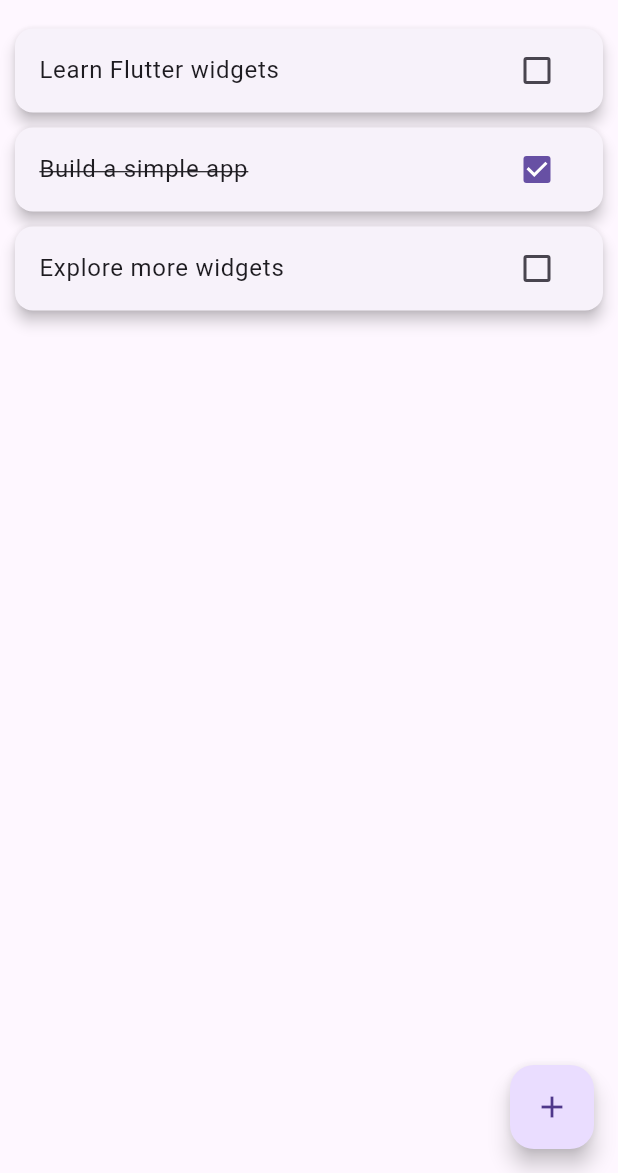
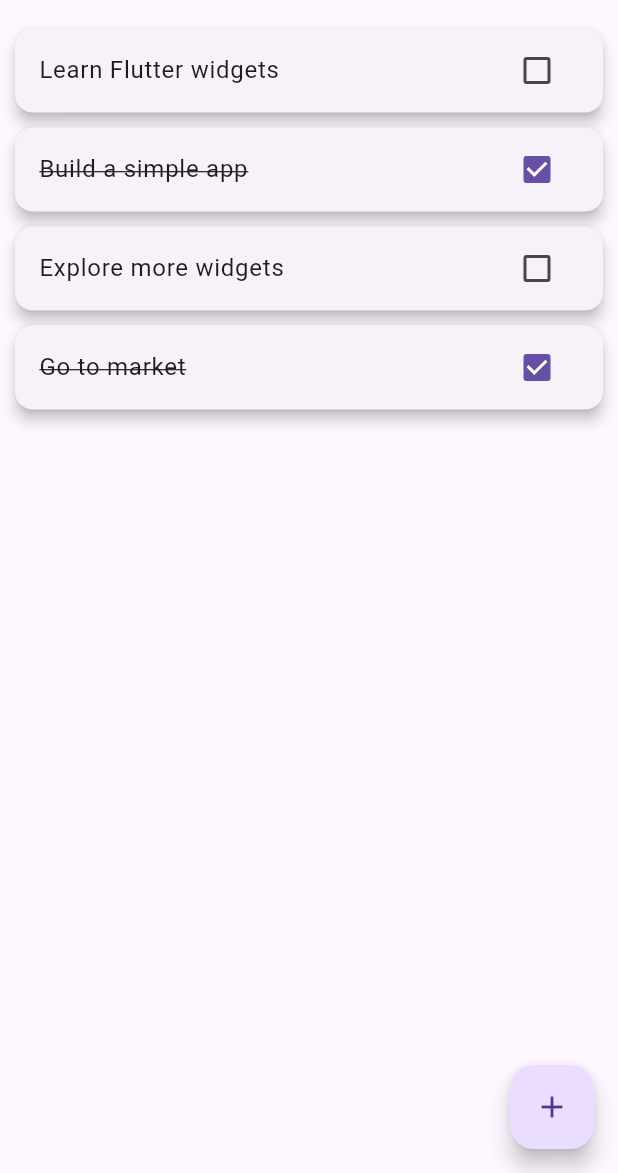
Before and after one commit to amatika/flutter_to_do_app, a Flutter app: the screen it shows after launch, on a phone screen of 412 x 824 dp, the part 63-1236 px from its top. Run offline on Flutter 3.47's test engine with Material 3 defaults, Android fonts, the phone set to English and light mode, and no system bars.

Commit message:
added edittingad deleting functionality

```diff
--- a/lib/main.dart
+++ b/lib/main.dart
@@ -14,6 +14,7 @@ class ToDoApp extends StatelessWidget {
       theme: ThemeData(
         primarySwatch: Colors.blue,
       ),
+      debugShowCheckedModeBanner: false,
       home: const ToDoListScreen(),
     );
   }
@@ -32,6 +33,7 @@ class _ToDoListScreenState extends State<ToDoListScreen> {
     {'task': 'Learn Flutter widgets', 'isCompleted': false},
     {'task': 'Build a simple app', 'isCompleted': true},
     {'task': 'Explore more widgets', 'isCompleted': false},
+    {'task': 'Go to market', 'isCompleted': true},
   ];
 
   void _addTask() {
@@ -46,19 +48,77 @@ class _ToDoListScreenState extends State<ToDoListScreen> {
     });
   }
 
-  @override
+
+
+// Add a new method to your _ToDoListScreenState class
+  void _editTask(int index) {
+    TextEditingController _controller = TextEditingController(text: _tasks[index]['task']);
+
+    showDialog(
+      context: context,
+      builder: (BuildContext context) {
+        return AlertDialog(
+          title: const Text('Edit Task'),
+          content: TextField(
+            controller: _controller,
+            autofocus: true,
+            decoration: const InputDecoration(hintText: 'Enter new task name'),
+          ),
+          actions: <Widget>[
+            TextButton(
+              child: const Text('Cancel'),
+              onPressed: () => Navigator.of(context).pop(),
+            ),
+            TextButton(
+              child: const Text('Save'),
+              onPressed: () {
+                setState(() {
+                  _tasks[index]['task'] = _controller.text;
+                });
+                Navigator.of(context).pop();
+              },
+            ),
+          ],
+        );
+      },
+    );
+  }
+
+  /*@override
   Widget build(BuildContext context) {
     return Scaffold(
+
       appBar: AppBar(
         title: const Text('To-Do List'),
       ),
+
       body: ListView.builder(
         itemCount: _tasks.length,
         itemBuilder: (context, index) {
-          return Card(
+          // Wrap the Card with Dismissible
+          return Dismissible(
+            key: UniqueKey(), // A unique key is required for Dismissible
+            direction: DismissDirection.endToStart, // Swipe from right to left
+            background: Container(
+              color: Colors.red,
+              alignment: Alignment.centerRight,
+              padding: const EdgeInsets.only(right: 20.0),
+              child: const Icon(Icons.delete, color: Colors.white),
+            ),
+            onDismissed: (direction) {
+              setState(() {
+                _tasks.removeAt(index);
+              });
+              // Optional: show a snackbar to confirm deletion
+              ScaffoldMessenger.of(context).showSnackBar(
+                const SnackBar(content: Text('Task deleted')),
+              );
+            },
+            child: Card(
             margin: const EdgeInsets.symmetric(horizontal: 10, vertical: 5),
             elevation: 4,
             child: CheckboxListTile(
+
               title: Text(
                 _tasks[index]['task'],
                 style: TextStyle(
@@ -71,6 +131,71 @@ class _ToDoListScreenState extends State<ToDoListScreen> {
               onChanged: (bool? value) {
                 _toggleTaskCompletion(index);
               },
+
+            ),
+
+          ),
+          );
+        },
+      ),
+      floatingActionButton: FloatingActionButton(
+        onPressed: _addTask,
+        tooltip: 'Add Task',
+        child: const Icon(Icons.add),
+      ),
+    );
+  }*/
+  // The build method of _ToDoListScreenState
+  @override
+  Widget build(BuildContext context) {
+    return Scaffold(
+      appBar: AppBar(
+        title: const Text('To-Do List'),
+      ),
+      body: ListView.builder(
+        itemCount: _tasks.length,
+        itemBuilder: (context, index) {
+          return Dismissible(
+            key: UniqueKey(),
+            direction: DismissDirection.endToStart,
+            background: Container(
+              color: Colors.red,
+              alignment: Alignment.centerRight,
+              padding: const EdgeInsets.only(right: 20.0),
+              child: const Icon(Icons.delete, color: Colors.white),
+            ),
+            onDismissed: (direction) {
+              setState(() {
+                _tasks.removeAt(index);
+              });
+              ScaffoldMessenger.of(context).showSnackBar(
+                const SnackBar(content: Text('Task deleted')),
+              );
+            },
+            // Wrap the Card with a GestureDetector to handle the long press
+            child: GestureDetector(
+              onLongPress: () {
+                // Call the edit function when the user long-presses on the card
+                _editTask(index);
+              },
+              child: Card(
+                margin: const EdgeInsets.symmetric(horizontal: 10, vertical: 5),
+                elevation: 4,
+                child: CheckboxListTile(
+                  title: Text(
+                    _tasks[index]['task'],
+                    style: TextStyle(
+                      decoration: _tasks[index]['isCompleted']
+                          ? TextDecoration.lineThrough
+                          : TextDecoration.none,
+                    ),
+                  ),
+                  value: _tasks[index]['isCompleted'],
+                  onChanged: (bool? value) {
+                    _toggleTaskCompletion(index);
+                  },
+                ),
+              ),
             ),
           );
         },
```
